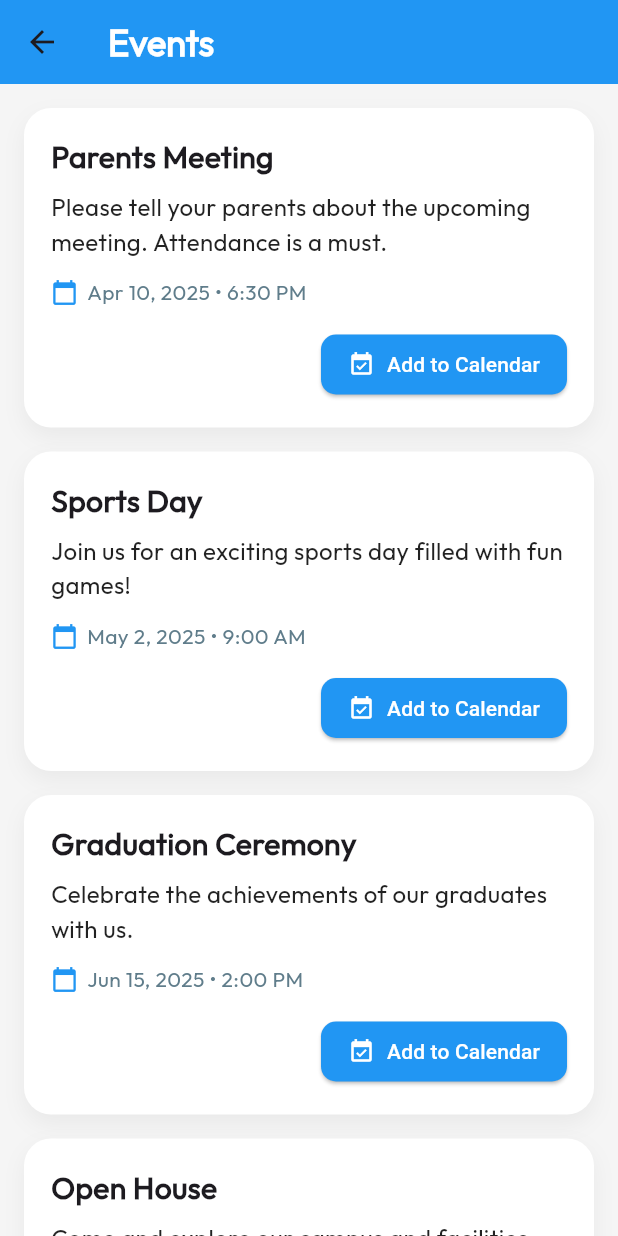
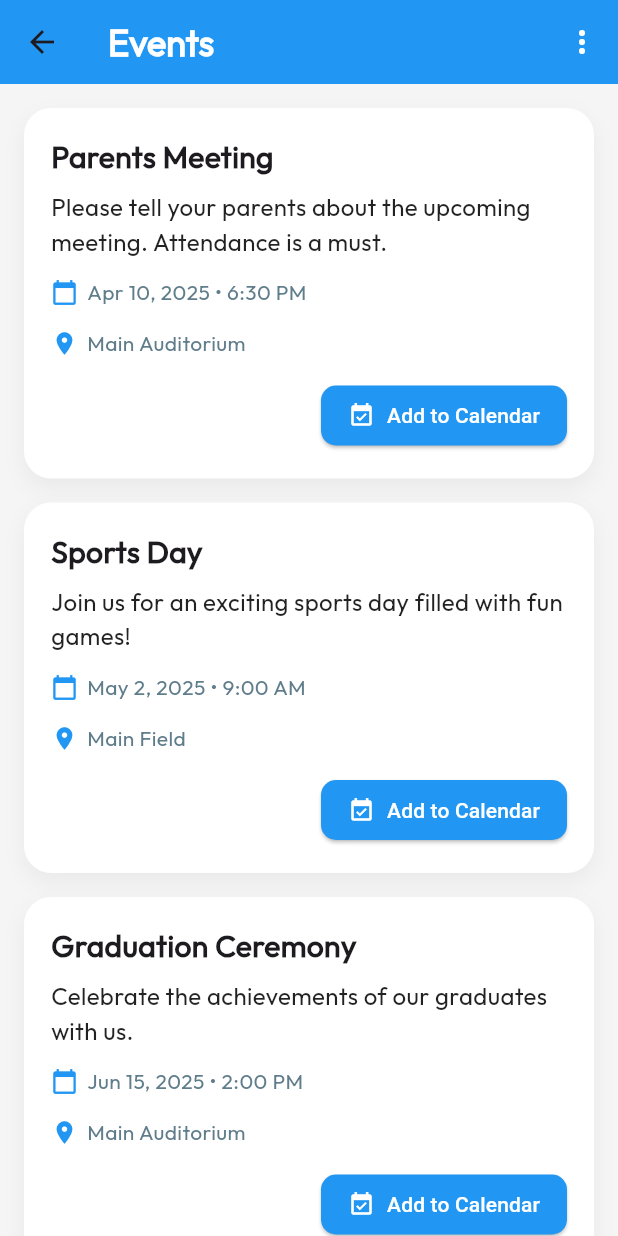
Before and after one commit to anthonyc-dev/ASCS-Flutter-Client-side-, a Flutter app: the EventsPage screen opened by its route, on a phone screen of 412 x 824 dp. Run offline on Flutter 3.47's test engine with Material 3 defaults, Android fonts, the light colour scheme and no system bars; our stand-ins replace flutter_dotenv, flutter_screenutil, google_fonts, google_nav_bar, line_icons; network calls fail.

Commit message:
feat: add search bar and venue info to events UI

```diff
--- a/my_app/lib/screens/course_details.dart
+++ b/my_app/lib/screens/course_details.dart
@@ -17,8 +17,6 @@ class CourseDetailsScreen extends StatelessWidget {
         title: Text(
           'Course Details',
           style: GoogleFonts.outfit(
-            fontWeight: FontWeight.w700,
-            fontSize: 22,
             color: Colors.black87,
             letterSpacing: 0.5,
           ),
--- a/my_app/lib/screens/events.dart
+++ b/my_app/lib/screens/events.dart
@@ -1,6 +1,8 @@
+import 'package:flutter/foundation.dart';
 import 'package:flutter/material.dart';
 import 'package:google_fonts/google_fonts.dart';
 import 'package:my_app/widgets/event/event_card.dart';
+import 'package:my_app/widgets/menu_anchor.dart';
 
 class EventsPage extends StatelessWidget {
   EventsPage({super.key});
@@ -11,29 +13,34 @@ class EventsPage extends StatelessWidget {
       "description":
           "Please tell your parents about the upcoming meeting. Attendance is a must.",
       "date": "Apr 10, 2025 • 6:30 PM",
+      "venue": "Main Auditorium",
     },
     {
       "title": "Sports Day",
       "description":
           "Join us for an exciting sports day filled with fun games!",
       "date": "May 2, 2025 • 9:00 AM",
+      "venue": "Main Field",
     },
     {
       "title": "Graduation Ceremony",
       "description": "Celebrate the achievements of our graduates with us.",
       "date": "Jun 15, 2025 • 2:00 PM",
+      "venue": "Main Auditorium",
     },
     {
       "title": "Open House",
       "description":
           "Come and explore our campus and facilities. Meet our staff and students too!",
       "date": "Jul 1, 2025 • 10:00 AM",
+      "venue": "Main Auditorium",
     },
     {
       "title": "Welcome Back Party",
       "description":
           "Join us as we welcome back our students from the summer break. There will be food, drinks, and fun games!",
       "date": "Aug 24, 2025 • 3:00 PM",
+      "venue": "Main Auditorium",
     },
   ];
 
@@ -49,6 +56,38 @@ class EventsPage extends StatelessWidget {
               color: Colors.white,
             )),
         backgroundColor: Colors.blue,
+        actions: [
+          MenuAnchorWidget(
+            onProfile: () {
+              // Navigator.pushNamed(context, '/profile');
+              showDialog(
+                context: context,
+                builder: (context) => AlertDialog(
+                  title: const Text('Share'),
+                  content: const Text('Share button clicked!'),
+                  actions: [
+                    TextButton(
+                      onPressed: () => Navigator.of(context).pop(),
+                      child: const Text('OK'),
+                    ),
+                  ],
+                ),
+              );
+            },
+            onSettings: () {
+              // Navigator.pushNamed(context, '/settings');
+              if (kDebugMode) {
+                print("Settings clicked");
+              }
+            },
+            onNotification: () {
+              // Navigator.pushNamed(context, '/notif');
+              if (kDebugMode) {
+                print("Notification clicked");
+              }
+            },
+          ),
+        ],
       ),
       body: ListView.builder(
         padding: const EdgeInsets.all(16),
--- a/my_app/lib/widgets/event/event_card.dart
+++ b/my_app/lib/widgets/event/event_card.dart
@@ -16,7 +16,7 @@ class EventCard extends StatelessWidget {
     final String title = event['title'] ?? 'No Title';
     final String description = event['description'] ?? '';
     final String date = event['date'] ?? '';
-    final IconData icon = event['icon'] ?? Icons.calendar_today;
+    final String venue = event['venue'] ?? '';
     final Color iconColor = event['iconColor'] ?? Colors.blue;
     final Color buttonColor = event['buttonColor'] ?? Colors.blue;
 
@@ -62,10 +62,26 @@ class EventCard extends StatelessWidget {
             // Date Row
             Row(
               children: [
-                Icon(icon, size: 18, color: iconColor),
+                Icon(Icons.calendar_today, size: 18, color: iconColor),
                 const SizedBox(width: 6),
                 Text(
                   date,
+                  style: GoogleFonts.outfit(
+                    fontSize: 14,
+                    color: Colors.blueGrey,
+                  ),
+                ),
+              ],
+            ),
+            const SizedBox(height: 14),
+
+            // Venue Row
+            Row(
+              children: [
+                Icon(Icons.location_on, size: 18, color: iconColor),
+                const SizedBox(width: 6),
+                Text(
+                  venue,
                   style: GoogleFonts.outfit(
                     fontSize: 14,
                     color: Colors.blueGrey,
```
Also changed, not shown: my_app/lib/screens/home_dashboard.dart (+37 -5 lines), my_app/lib/screens/search_screen.dart (added, +195 -0 lines).
